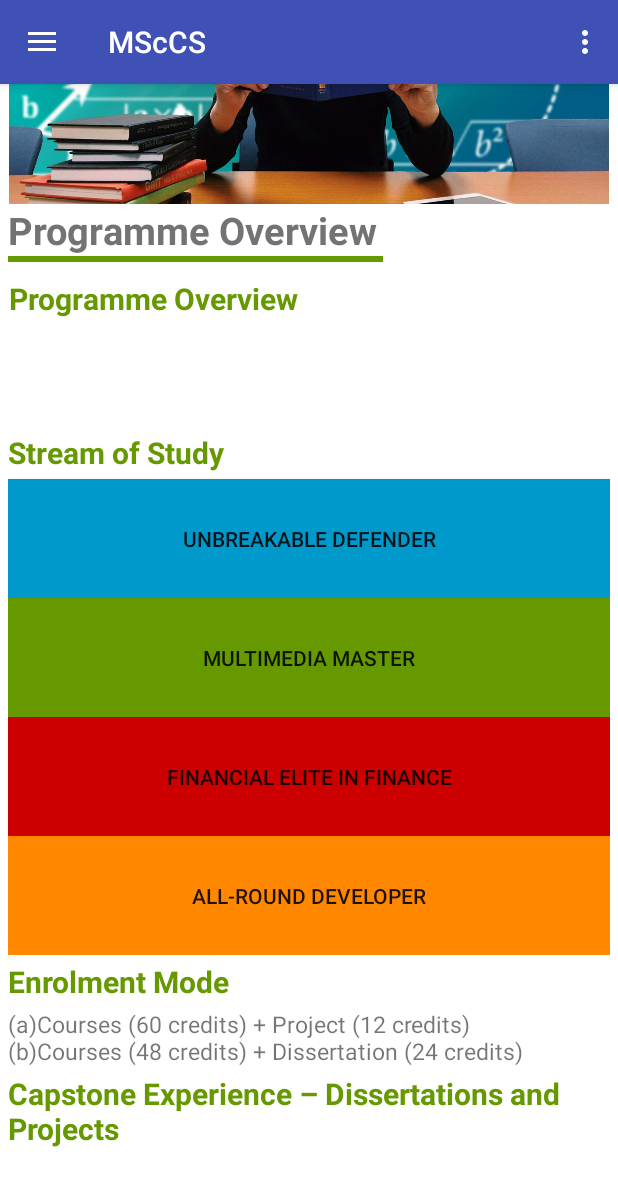
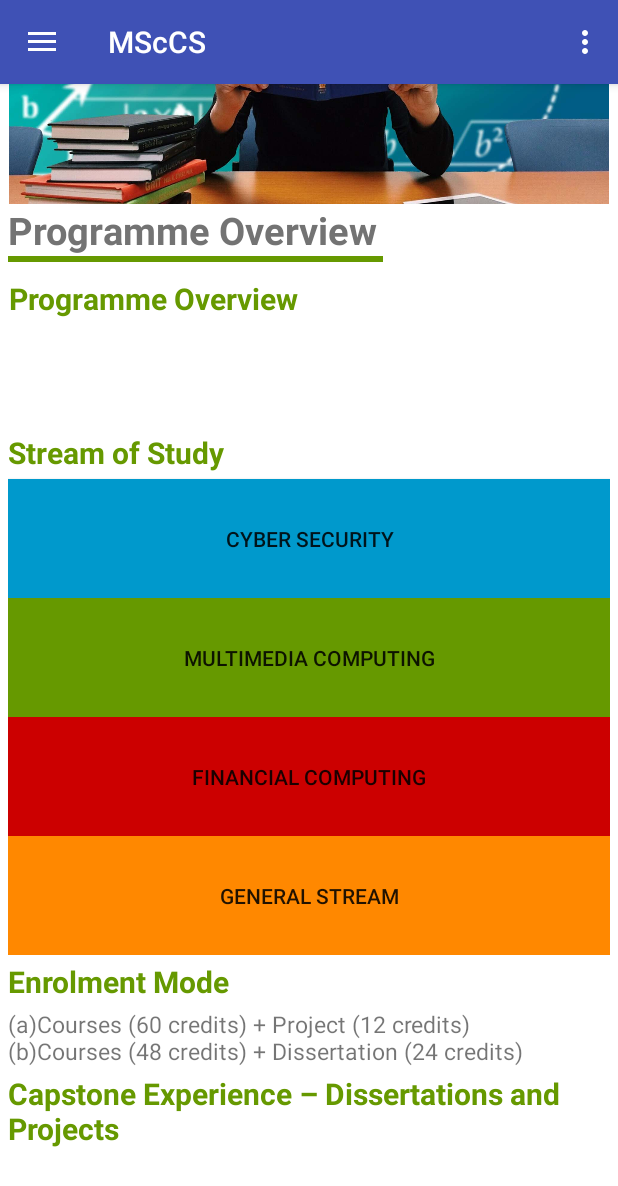
Before and after one commit to EliGwz/MscCs-App, an Android app: the fragment FragmentOverview placed in its activity, on a phone screen of 412 x 824 dp. Shown: the top 1186 px of the screen. Run offline under Robolectric (Android 15) with nearby library versions, the phone set to English and light mode, and no system bars; 6 statements that could not run were skipped.

Commit message:
update drawer icon

```diff
--- /dev/null
+++ b/Drawertest2/app/src/main/res/drawable/ic_contact_phone.xml
@@ -0,0 +1,9 @@
+<vector xmlns:android="http://schemas.android.com/apk/res/android"
+        android:width="24dp"
+        android:height="24dp"
+        android:viewportWidth="24.0"
+        android:viewportHeight="24.0">
+    <path
+        android:fillColor="#FF000000"
+        android:pathData="M22,3L2,3C0.9,3 0,3.9 0,5v14c0,1.1 0.9,2 2,2h20c1.1,0 1.99,-0.9 1.99,-2L24,5c0,-1.1 -0.9,-2 -2,-2zM8,6c1.66,0 3,1.34 3,3s-1.34,3 -3,3 -3,-1.34 -3,-3 1.34,-3 3,-3zM14,18L2,18v-1c0,-2 4,-3.1 6,-3.1s6,1.1 6,3.1v1zM17.85,14h1.64L21,16l-1.99,1.99c-1.31,-0.98 -2.28,-2.38 -2.73,-3.99 -0.18,-0.64 -0.28,-1.31 -0.28,-2s0.1,-1.36 0.28,-2c0.45,-1.62 1.42,-3.01 2.73,-3.99L21,8l-1.51,2h-1.64c-0.22,0.63 -0.35,1.3 -0.35,2s0.13,1.37 0.35,2z"/>
+</vector>
--- /dev/null
+++ b/Drawertest2/app/src/main/res/drawable/ic_fee.xml
@@ -0,0 +1,9 @@
+<vector xmlns:android="http://schemas.android.com/apk/res/android"
+        android:width="24dp"
+        android:height="24dp"
+        android:viewportWidth="24.0"
+        android:viewportHeight="24.0">
+    <path
+        android:fillColor="#FF000000"
+        android:pathData="M12,2C6.48,2 2,6.48 2,12s4.48,10 10,10 10,-4.48 10,-10S17.52,2 12,2zM13.41,18.09L13.41,20h-2.67v-1.93c-1.71,-0.36 -3.16,-1.46 -3.27,-3.4h1.96c0.1,1.05 0.82,1.87 2.65,1.87 1.96,0 2.4,-0.98 2.4,-1.59 0,-0.83 -0.44,-1.61 -2.67,-2.14 -2.48,-0.6 -4.18,-1.62 -4.18,-3.67 0,-1.72 1.39,-2.84 3.11,-3.21L10.74,4h2.67v1.95c1.86,0.45 2.79,1.86 2.85,3.39L14.3,9.34c-0.05,-1.11 -0.64,-1.87 -2.22,-1.87 -1.5,0 -2.4,0.68 -2.4,1.64 0,0.84 0.65,1.39 2.67,1.91s4.18,1.39 4.18,3.91c-0.01,1.83 -1.38,2.83 -3.12,3.16z"/>
+</vector>
--- /dev/null
+++ b/Drawertest2/app/src/main/res/drawable/ic_folder_open.xml
@@ -0,0 +1,9 @@
+<vector xmlns:android="http://schemas.android.com/apk/res/android"
+        android:width="24dp"
+        android:height="24dp"
+        android:viewportWidth="24.0"
+        android:viewportHeight="24.0">
+    <path
+        android:fillColor="#FF000000"
+        android:pathData="M20,6h-8l-2,-2L4,4c-1.1,0 -1.99,0.9 -1.99,2L2,18c0,1.1 0.9,2 2,2h16c1.1,0 2,-0.9 2,-2L22,8c0,-1.1 -0.9,-2 -2,-2zM20,18L4,18L4,8h16v10z"/>
+</vector>
--- /dev/null
+++ b/Drawertest2/app/src/main/res/drawable/ic_home_black.xml
@@ -0,0 +1,9 @@
+<vector xmlns:android="http://schemas.android.com/apk/res/android"
+        android:width="24dp"
+        android:height="24dp"
+        android:viewportWidth="24.0"
+        android:viewportHeight="24.0">
+    <path
+        android:fillColor="#FF000000"
+        android:pathData="M10,20v-6h4v6h5v-8h3L12,3 2,12h3v8z"/>
+</vector>
--- /dev/null
+++ b/Drawertest2/app/src/main/res/drawable/ic_overview.xml
@@ -0,0 +1,9 @@
+<vector xmlns:android="http://schemas.android.com/apk/res/android"
+        android:width="24dp"
+        android:height="24dp"
+        android:viewportWidth="24.0"
+        android:viewportHeight="24.0">
+    <path
+        android:fillColor="#FF000000"
+        android:pathData="M4,8h4L8,4L4,4v4zM10,20h4v-4h-4v4zM4,20h4v-4L4,16v4zM4,14h4v-4L4,10v4zM10,14h4v-4h-4v4zM16,4v4h4L20,4h-4zM10,8h4L14,4h-4v4zM16,14h4v-4h-4v4zM16,20h4v-4h-4v4z"/>
+</vector>
--- /dev/null
+++ b/Drawertest2/app/src/main/res/drawable/ic_people.xml
@@ -0,0 +1,9 @@
+<vector xmlns:android="http://schemas.android.com/apk/res/android"
+        android:width="24dp"
+        android:height="24dp"
+        android:viewportWidth="24.0"
+        android:viewportHeight="24.0">
+    <path
+        android:fillColor="#FF000000"
+        android:pathData="M16,11c1.66,0 2.99,-1.34 2.99,-3S17.66,5 16,5c-1.66,0 -3,1.34 -3,3s1.34,3 3,3zM8,11c1.66,0 2.99,-1.34 2.99,-3S9.66,5 8,5C6.34,5 5,6.34 5,8s1.34,3 3,3zM8,13c-2.33,0 -7,1.17 -7,3.5L1,19h14v-2.5c0,-2.33 -4.67,-3.5 -7,-3.5zM16,13c-0.29,0 -0.62,0.02 -0.97,0.05 1.16,0.84 1.97,1.97 1.97,3.45L17,19h6v-2.5c0,-2.33 -4.67,-3.5 -7,-3.5z"/>
+</vector>
--- /dev/null
+++ b/Drawertest2/app/src/main/res/drawable/ic_playlist.xml
@@ -0,0 +1,9 @@
+<vector xmlns:android="http://schemas.android.com/apk/res/android"
+        android:width="24dp"
+        android:height="24dp"
+        android:viewportWidth="24.0"
+        android:viewportHeight="24.0">
+    <path
+        android:fillColor="#FF000000"
+        android:pathData="M14,10L2,10v2h12v-2zM14,6L2,6v2h12L14,6zM2,16h8v-2L2,14v2zM21.5,11.5L23,13l-6.99,7 -4.51,-4.5L13,14l3.01,3 5.49,-5.5z"/>
+</vector>
--- /dev/null
+++ b/Drawertest2/app/src/main/res/drawable/ic_school.xml
@@ -0,0 +1,9 @@
+<vector xmlns:android="http://schemas.android.com/apk/res/android"
+        android:width="24dp"
+        android:height="24dp"
+        android:viewportWidth="24.0"
+        android:viewportHeight="24.0">
+    <path
+        android:fillColor="#FF000000"
+        android:pathData="M5,13.18v4L12,21l7,-3.82v-4L12,17l-7,-3.82zM12,3L1,9l11,6 9,-4.91V17h2V9L12,3z"/>
+</vector>
--- a/Drawertest2/app/src/main/res/layout/activity_talent.xml
+++ b/Drawertest2/app/src/main/res/layout/activity_talent.xml
@@ -19,7 +19,7 @@
         android:layout_height="wrap_content"
         android:text="What kind of talent do you want to get?"
         android:textSize="30sp"
-        android:layout_centerHorizontal="true"/>
+        android:layout_centerHorizontal="true" />
         <!--android:layout_centerInParent="true"-->
     <LinearLayout
         android:orientation="vertical"
--- a/Drawertest2/app/src/main/res/layout/fragment_overview.xml
+++ b/Drawertest2/app/src/main/res/layout/fragment_overview.xml
@@ -79,7 +79,7 @@
                     android:layout_height="wrap_content"
                     android:paddingTop="30sp"
                     android:paddingBottom="30sp"
-                    android:text="Unbreakable Defender"
+                    android:text="Cyber Security"
                     android:background="@android:color/holo_blue_dark"/>
                 <Button
                     android:id="@+id/multimedia"
@@ -87,7 +87,7 @@
                     android:layout_height="wrap_content"
                     android:paddingTop="30sp"
                     android:paddingBottom="30sp"
-                    android:text="Multimedia Master"
+                    android:text="Multimedia Computing"
                     android:background="@android:color/holo_green_dark"/>
                 <Button
                     android:id="@+id/financial"
@@ -95,7 +95,7 @@
                     android:layout_height="wrap_content"
                     android:paddingTop="30sp"
                     android:paddingBottom="30sp"
-                    android:text="Financial Elite in Finance"
+                    android:text="Financial Computing"
                     android:background="@android:color/holo_red_dark"/>
                 <Button
                     android:id="@+id/general"
@@ -103,7 +103,7 @@
                     android:layout_height="wrap_content"
                     android:paddingTop="30sp"
                     android:paddingBottom="30sp"
-                    android:text="All-round Developer"
+                    android:text="General Stream"
                     android:background="@android:color/holo_orange_dark"/>
 
             </LinearLayout>
--- a/Drawertest2/app/src/main/res/menu/activity_main_drawer.xml
+++ b/Drawertest2/app/src/main/res/menu/activity_main_drawer.xml
@@ -6,7 +6,7 @@
     <group android:checkableBehavior="single">
         <item
             android:id="@+id/nav_home"
-            android:icon="@drawable/ic_menu_camera"
+            android:icon="@drawable/ic_home_black"
             android:title="Home" />
         <!--
         <item
@@ -21,7 +21,7 @@
             <group android:checkableBehavior="single">
                 <item
                     android:id="@+id/nav_admission"
-                    android:icon="@drawable/ic_menu_gallery"
+                    android:icon="@drawable/ic_playlist"
                     android:title="Admission Requirements" />
                 <item
                     android:id="@+id/nav_application"
@@ -29,7 +29,7 @@
                     android:title="Application Procedures" />
                 <item
                     android:id="@+id/nav_fee"
-                    android:icon="@drawable/ic_menu_manage"
+                    android:icon="@drawable/ic_fee"
                     android:title="Composition Fees" />
             </group>
         </menu>
@@ -40,23 +40,23 @@
             <group android:checkableBehavior="single">
                 <item
                     android:id="@+id/nav_overview"
-                    android:icon="@drawable/ic_menu_gallery"
+                    android:icon="@drawable/ic_overview"
                     android:title="Programme Overview" />
                 <item
                     android:id="@+id/nav_course"
-                    android:icon="@drawable/ic_menu_slideshow"
+                    android:icon="@drawable/ic_school"
                     android:title="Courses" />
                 <item
                     android:id="@+id/nav_teacher"
-                    android:icon="@drawable/ic_menu_slideshow"
+                    android:icon="@drawable/ic_people"
                     android:title="Teachers" />
                 <item
                     android:id="@+id/nav_duration"
-                    android:icon="@drawable/ic_menu_manage"
+                    android:icon="@drawable/ic_menu_gallery"
                     android:title="Duration &amp; Schedule" />
                 <item
                     android:id="@+id/nav_regulation"
-                    android:icon="@drawable/ic_menu_gallery"
+                    android:icon="@drawable/ic_folder_open"
                     android:title="Regulations &amp; Syllabus" />
             </group>
         </menu>
@@ -66,7 +66,7 @@
             <group android:checkableBehavior="single">
                 <item
                     android:id="@+id/nav_contact"
-                    android:icon="@drawable/ic_menu_gallery"
+                    android:icon="@drawable/ic_contact_phone"
                     android:title="Contact Us" />
             </group>
         </menu>
```
Also changed, not shown: 1 other file.
